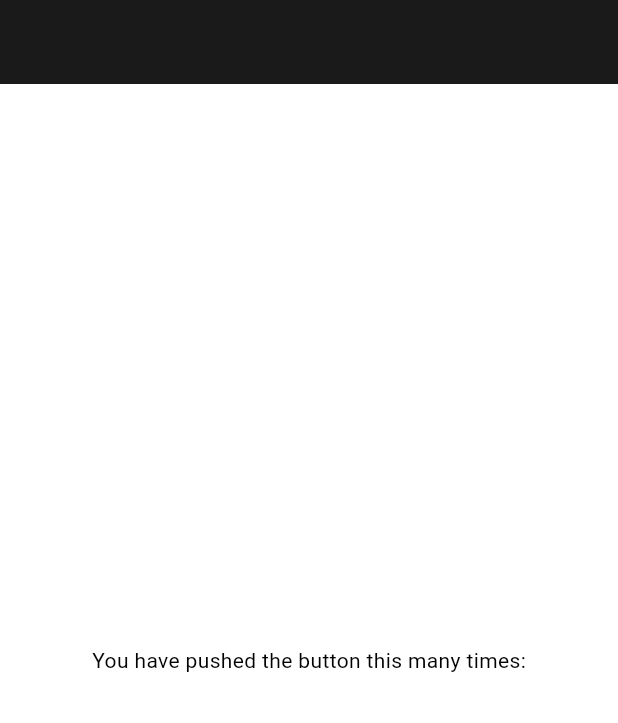
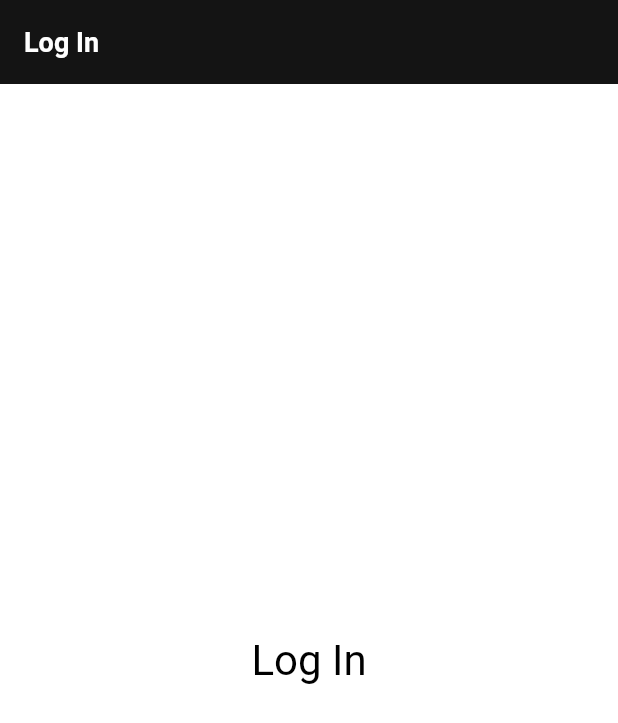
Before and after one commit to Artem-Neludimi/test_task_make_it, a Flutter app: the screen it shows after launch, on a phone screen of 412 x 824 dp. Shown: the top 723 px of the screen. Run offline on Flutter 3.47's test engine with Material 3 defaults, Android fonts, the phone set to English and light mode, and no system bars; our stand-ins replace go_router.

Commit message:
extensions

```diff
--- /dev/null
+++ b/lib/core/extensions/context_extensions.dart
@@ -0,0 +1,5 @@
+import 'package:flutter/material.dart';
+
+extension ContextExtensions on BuildContext {
+  TextTheme get textTheme => Theme.of(this).textTheme;
+}
--- /dev/null
+++ b/lib/core/extensions/string_extensions.dart
@@ -0,0 +1,5 @@
+extension StringExtensions on String {
+  String hardcoded() {
+    return this;
+  }
+}
--- a/lib/core/theme/theme.dart
+++ b/lib/core/theme/theme.dart
@@ -15,6 +15,11 @@ final themeData = ThemeData(
     onSurface: Colors.black,
   ),
   appBarTheme: const AppBarTheme(
-    elevation: 5,
+    elevation: 3,
+    titleTextStyle: TextStyle(
+      color: Colors.white,
+      fontSize: 18,
+      fontWeight: FontWeight.bold,
+    ),
   ),
 );
--- a/lib/features/auth/presentation/login_screen.dart
+++ b/lib/features/auth/presentation/login_screen.dart
@@ -1,4 +1,6 @@
 import 'package:flutter/material.dart';
+import 'package:test_task_make_it/core/extensions/context_extensions.dart';
+import 'package:test_task_make_it/core/extensions/string_extensions.dart';
 
 class LoginScreen extends StatefulWidget {
   const LoginScreen({super.key});
@@ -13,14 +15,13 @@ class _LoginScreenState extends State<LoginScreen> {
     return Scaffold(
       appBar: AppBar(
         backgroundColor: Theme.of(context).colorScheme.inversePrimary,
+        title: const Text('Log In'),
       ),
-      body: const Center(
+      body: Center(
         child: Column(
           mainAxisAlignment: MainAxisAlignment.center,
-          children: <Widget>[
-            Text(
-              'You have pushed the button this many times:',
-            ),
+          children: [
+            Text('Log In'.hardcoded(), style: context.textTheme.headlineMedium),
           ],
         ),
       ),
```
